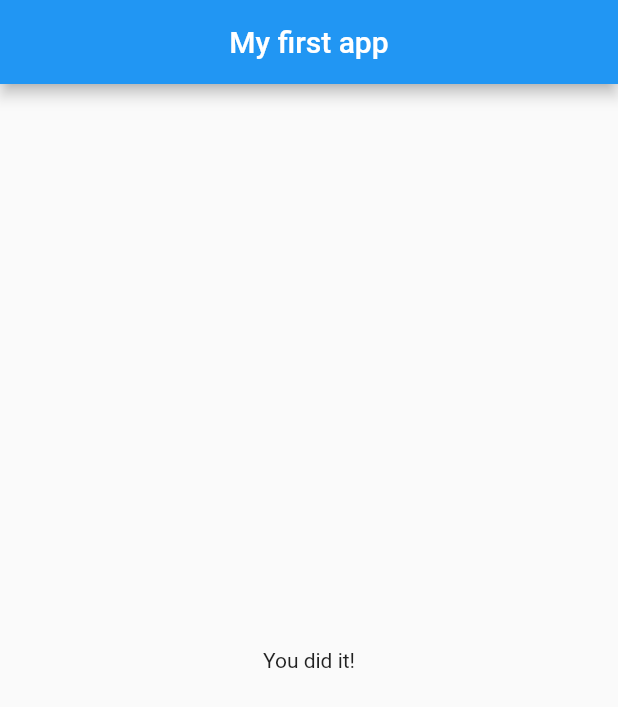
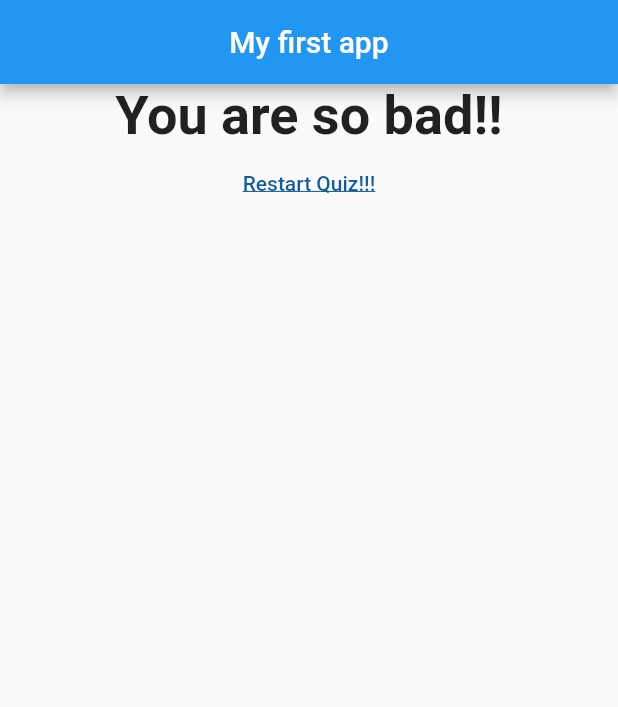
Before and after one commit to Punny2001/FlutterLearning, a Flutter app: the screen it shows after launch, after a tap on "Black", after a tap on "Cat", after a tap on "Huawei", on a phone screen of 412 x 824 dp. Shown: the top 707 px of the screen. Run offline on Flutter 3.47's test engine with Material 2 defaults, Android fonts, the phone set to English and light mode, and no system bars.

Commit message:
Updated 19/5/2022

```diff
--- a/flutterfirstapp/lib/main.dart
+++ b/flutterfirstapp/lib/main.dart
@@ -1,7 +1,7 @@
 import 'package:flutter/material.dart';
 
-import './question.dart';
-import './answer.dart';
+import './quiz.dart';
+import './result.dart';
 
 // void main() {
 //   runApp(MyApp());
@@ -18,29 +18,54 @@ class MyApp extends StatefulWidget {
 
 class _MyAppState extends State<MyApp> {
   var _questionIndex = 0;
+  var _totalScore = 0;
 
-  void _answerQuestion() {
+  void _resetQuiz() {
+    setState(() {
+      _questionIndex = 0;
+      _totalScore = 0;
+    });
+  }
+
+  void _answerQuestion(int score) {
+    _totalScore += score;
+
     setState(() {
       _questionIndex += 1;
     });
     print('Index: $_questionIndex');
-    if (_questionIndex < questions.length) {
+    if (_questionIndex < _questions.length) {
       print('We have more question');
     }
   }
 
-  final questions = const [
+  final _questions = const [
     {
       'questionText': 'What\'s your favorite color?',
-      'answers': ['Black', 'Blue', 'Pink', 'Red'],
+      'answers': [
+        {'text': 'Black', 'score': 10},
+        {'text': 'Blue', 'score': 3},
+        {'text': 'Pink', 'score': 8},
+        {'text': 'Red', 'score': 5}
+      ],
     },
     {
       'questionText': 'What\'s your favorite animal?',
-      'answers': ['Dog', 'Cat', 'Bird', 'Fish'],
+      'answers': [
+        {'text': 'Dog', 'score': 10},
+        {'text': 'Cat', 'score': 7},
+        {'text': 'Bird', 'score': 5},
+        {'text': 'Fish', 'score': 1}
+      ],
     },
     {
       'questionText': 'What\'s your favorite mobile hone?',
-      'answers': ['iPhone', 'Samsung', 'Huawei', 'Oppo'],
+      'answers': [
+        {'text': 'iPhone', 'score': 8},
+        {'text': 'Samsung', 'score': 5},
+        {'text': 'Huawei', 'score': 4},
+        {'text': 'Oppo', 'score': 2}
+      ],
     },
   ];
 
@@ -53,21 +78,13 @@ class _MyAppState extends State<MyApp> {
           title: Text('My first app'),
           centerTitle: true,
         ),
-        body: _questionIndex < questions.length ? Column(
-          children: [
-            Question(
-              questions[_questionIndex]['questionText'] as String,
-            ),
-            ...(questions[_questionIndex]['answers'] as List<
-                    String>) // ... makes separating list into a value of a list, then take it into child list.
-                .map((answer) {
-              return Answer(_answerQuestion, answer);
-            }).toList()
-          ],
-        )
-        : Center(
-          child: Text('You did it!'),
-        )
+        body: _questionIndex < _questions.length
+            ? Quiz(
+                answerQuestion: _answerQuestion,
+                questionIndex: _questionIndex,
+                questions: _questions,
+              )
+            : Result(_totalScore, _resetQuiz),
       ),
     );
   }
--- /dev/null
+++ b/flutterfirstapp/lib/quiz.dart
@@ -0,0 +1,31 @@
+import 'package:flutter/material.dart';
+import './question.dart';
+import './answer.dart';
+
+class Quiz extends StatelessWidget {
+  final List<Map<String, Object>> questions;
+  final questionIndex;
+  final Function answerQuestion;
+
+  Quiz({
+    @required this.questions,
+    @required this.answerQuestion,
+    @required this.questionIndex,
+  });
+
+  @override
+  Widget build(BuildContext context) {
+    return Column(
+      children: [
+        Question(
+          questions[questionIndex]['questionText'] as String,
+        ),
+        // ... makes separating list into a value of a list, then take it into child list.
+        ...(questions[questionIndex]['answers'] as List<Map<String, Object>>)
+            .map((answer) {
+          return Answer(() => answerQuestion(answer['score']), answer['text']);
+        }).toList()
+      ],
+    );
+  }
+}
--- /dev/null
+++ b/flutterfirstapp/lib/result.dart
@@ -0,0 +1,44 @@
+import 'package:flutter/material.dart';
+
+class Result extends StatelessWidget {
+  final int resultScore;
+  final Function resetHandler;
+
+  Result(this.resultScore, this.resetHandler);
+
+  String get resultPhrase {
+    var resultText = 'You did it!';
+    if (resultScore <= 8)
+      resultText = 'You are awesome and innocent!!';
+    else if (resultScore <= 12)
+      resultText = 'Pretty likeable!!';
+    else if (resultScore <= 16)
+      resultText = 'You are ... Strange!!';
+    else
+      resultText = 'You are so bad!!';
+    return resultText;
+  }
+
+  @override
+  Widget build(BuildContext context) {
+    return Center(
+      child: Column(
+        children: [
+          Text(
+            resultPhrase,
+            style: TextStyle(fontSize: 36, fontWeight: FontWeight.bold),
+            textAlign: TextAlign.center,
+          ),
+          FlatButton(
+            child: Text(
+              'Restart Quiz!!!',
+              style: TextStyle(decoration: TextDecoration.underline),
+            ),
+            textColor: Color.fromARGB(255, 18, 92, 153),
+            onPressed: resetHandler,
+          )
+        ],
+      ),
+    );
+  }
+}
--- a/flutterfirstapp/pubspec.yaml
+++ b/flutterfirstapp/pubspec.yaml
@@ -18,7 +18,7 @@ publish_to: 'none' # Remove this line if you wish to publish to pub.dev
 version: 1.0.0+1
 
 environment:
-  sdk: ">=2.16.1 <3.0.0"
+  sdk: ">=2.11.1 <3.0.0"
 
 # Dependencies specify other packages that your package needs in order to work.
 # To automatically upgrade your package dependencies to the latest versions
```
Also changed, not shown: flutterfirstapp/pubspec.lock.
